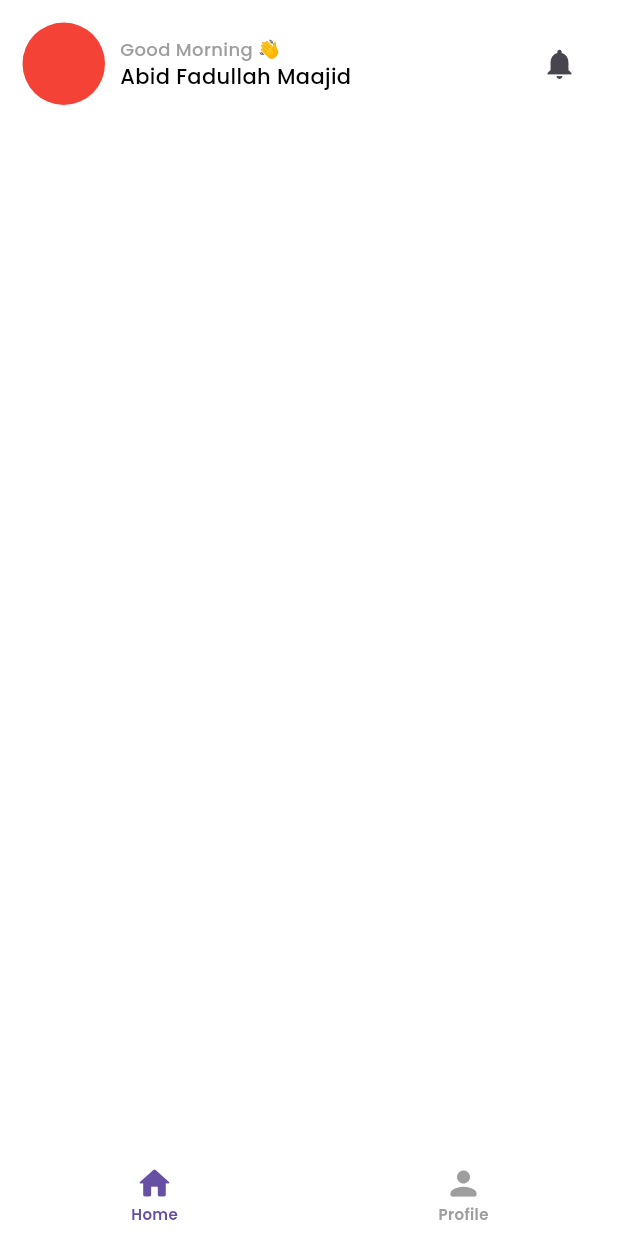
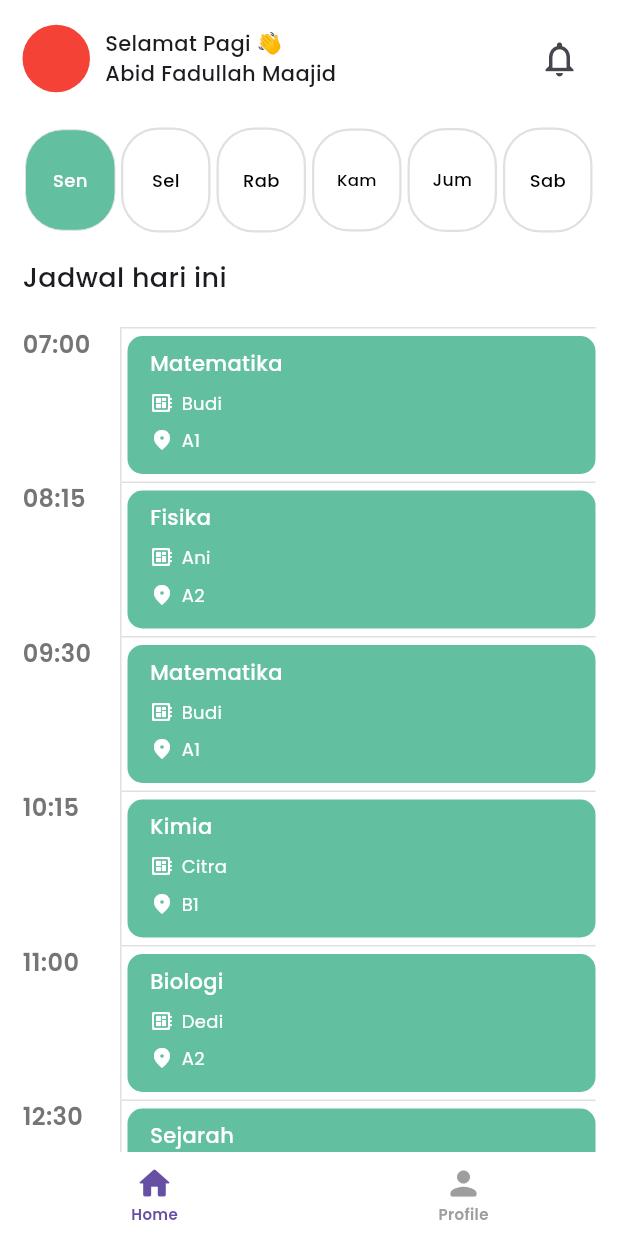
Before and after one commit to Shade2012/Latihan-Aplikasi-Kelas, a Flutter app: the screen it shows after launch, on a phone screen of 412 x 824 dp. Run offline on Flutter 3.47's test engine with Material 3 defaults, Android fonts, the phone set to English and light mode, and no system bars; our stand-ins replace bloc, dartz, dio, equatable, flutter_bloc, go_router and 2 more.

Commit message:
style: [ME] homepage styling

```diff
--- /dev/null
+++ b/devtools_options.yaml
@@ -0,0 +1,3 @@
+description: This file stores settings for Dart & Flutter DevTools.
+documentation: https://docs.flutter.dev/tools/devtools/extensions#configure-extension-enablement-states
+extensions:
--- a/lib/core/routes/bloc_provider.dart
+++ b/lib/core/routes/bloc_provider.dart
@@ -1,6 +1,7 @@
 import 'dart:math';
 
 import 'package:flutter_bloc/flutter_bloc.dart';
+import 'package:latihan_aplikasi_manajemen_kelas/features/home/presentation/bloc/home_page_bloc.dart';
 import 'package:latihan_aplikasi_manajemen_kelas/features/login/data/datasources/login_remote_data_source.dart';
 import 'package:latihan_aplikasi_manajemen_kelas/features/login/data/datasources/login_remote_data_source_impl.dart';
 import 'package:latihan_aplikasi_manajemen_kelas/features/login/data/repositories/login_repository_impl.dart';
@@ -23,10 +24,12 @@ class AppProviders {
       create: (context) {
         // final authRepository = RepositoryProvider.of<AuthRepository>(context);
         final loginRepository = LoginRepositoryImpl(
-            loginRemoteDataSource: LoginRemoteDataSourceImpl()
-        );
+            loginRemoteDataSource: LoginRemoteDataSourceImpl());
         return LoginPageBloc(Login: loginRepository);
       },
     ),
+    BlocProvider<HomePageBloc>(
+      create: (context) => HomePageBloc(),
+    ),
   ];
 }
--- /dev/null
+++ b/lib/features/home/data/models/categories_model.dart
@@ -0,0 +1,18 @@
+class CategoriesModel {
+  final String name;
+  final bool active;
+
+  CategoriesModel({
+    required this.name,
+    required this.active,
+  });
+}
+
+List categoriesData = [
+  CategoriesModel(name: "Sen", active: true),
+  CategoriesModel(name: "Sel", active: false),
+  CategoriesModel(name: "Rab", active: false),
+  CategoriesModel(name: "Kam", active: false),
+  CategoriesModel(name: "Jum", active: false),
+  CategoriesModel(name: "Sab", active: false),
+];
--- /dev/null
+++ b/lib/features/home/data/models/schedule_model.dart
@@ -0,0 +1,88 @@
+class ScheduleModel {
+  String teacher;
+  String subject;
+  String time;
+  String room;
+  String day;
+
+  ScheduleModel({
+    required this.teacher,
+    required this.subject,
+    required this.time,
+    required this.room,
+    required this.day,
+  });
+}
+
+List<ScheduleModel> scheduleData = [
+  ScheduleModel(
+    teacher: "Budi",
+    subject: "Matematika",
+    time: "07:00",
+    room: "A1",
+    day: "Sen",
+  ),
+  ScheduleModel(
+    teacher: "Ani",
+    subject: "Fisika",
+    time: "08:15",
+    room: "A2",
+    day: "Sen",
+  ),
+  ScheduleModel(
+    teacher: "Budi",
+    subject: "Matematika",
+    time: "09:30",
+    room: "A1",
+    day: "Sel",
+  ),
+  ScheduleModel(
+    teacher: "Citra",
+    subject: "Kimia",
+    time: "10:15",
+    room: "B1",
+    day: "Sel",
+  ),
+  ScheduleModel(
+    teacher: "Dedi",
+    subject: "Biologi",
+    time: "11:00",
+    room: "A2",
+    day: "Rab",
+  ),
+  ScheduleModel(
+    teacher: "Eka",
+    subject: "Sejarah",
+    time: "12:30",
+    room: "B2",
+    day: "Rab",
+  ),
+  ScheduleModel(
+    teacher: "Budi",
+    subject: "Matematika",
+    time: "07:45",
+    room: "A1",
+    day: "Kam",
+  ),
+  ScheduleModel(
+    teacher: "Ani",
+    subject: "Fisika",
+    time: "08:30",
+    room: "A2",
+    day: "Kam",
+  ),
+  ScheduleModel(
+    teacher: "Citra",
+    subject: "Kimia",
+    time: "09:15",
+    room: "B1",
+    day: "Jum",
+  ),
+  ScheduleModel(
+    teacher: "Dedi",
+    subject: "Biologi",
+    time: "10:00",
+    room: "B2",
+    day: "Jum",
+  ),
+];
--- a/lib/features/home/presentation/bloc/home_page_bloc.dart
+++ b/lib/features/home/presentation/bloc/home_page_bloc.dart
@@ -9,13 +9,8 @@ class HomePageBloc extends Bloc<HomePageEvent, HomePageState> {
     on<HomePageEvent>((event, emit) {
       // TODO: implement event handler
     });
-  }
-}
-
-class TabBloc extends Bloc<TabEvent, TabState> {
-  TabBloc() : super(const TabState(selectedIndex: 0)) {
-    on<TabChanged>((event, emit) {
-      emit(TabState(selectedIndex: event.index));
+    on<DaySelected>((event, emit) {
+      emit(DaySelectedState(event.selectedIndex));
     });
   }
 }
--- a/lib/features/home/presentation/bloc/home_page_event.dart
+++ b/lib/features/home/presentation/bloc/home_page_event.dart
@@ -1,16 +1,17 @@
 part of 'home_page_bloc.dart';
 
-abstract class HomePageEvent extends Equatable {}
+abstract class HomePageEvent extends Equatable {
+  const HomePageEvent();
 
-abstract class TabEvent extends Equatable {
-  const TabEvent();
+  @override
+  List<Object> get props => [];
 }
 
-class TabChanged extends TabEvent {
-  final int index;
+class DaySelected extends HomePageEvent {
+  final int selectedIndex;
 
-  const TabChanged(this.index);
+  const DaySelected(this.selectedIndex);
 
   @override
-  List<Object> get props => [index];
+  List<Object> get props => [selectedIndex];
 }
--- a/lib/features/home/presentation/bloc/home_page_state.dart
+++ b/lib/features/home/presentation/bloc/home_page_state.dart
@@ -1,20 +1,20 @@
 part of 'home_page_bloc.dart';
 
 abstract class HomePageState extends Equatable {
+  const HomePageState();
+
   @override
   List<Object> get props => [];
 }
 
-final class HomePageInitial extends HomePageState {}
+class HomePageInitial extends HomePageState {}
 
-final class HomePageLoading extends HomePageState {}
+class HomePageLoading extends HomePageState {}
 
-final class HomePageLoaded extends HomePageState {}
-
-class TabState extends Equatable {
+class DaySelectedState extends HomePageState {
   final int selectedIndex;
 
-  const TabState({required this.selectedIndex});
+  const DaySelectedState(this.selectedIndex);
 
   @override
   List<Object> get props => [selectedIndex];
--- a/lib/features/home/presentation/page/home_page_view.dart
+++ b/lib/features/home/presentation/page/home_page_view.dart
@@ -1,24 +1,27 @@
 import 'package:flutter/material.dart';
+import 'package:google_fonts/google_fonts.dart';
+import 'package:latihan_aplikasi_manajemen_kelas/features/home/presentation/widget/schedule_widget.dart';
 
-import '../../../../core/themes/textstyle.dart';
+import '../widget/categories_widget.dart';
 
 class HomePageView extends StatelessWidget {
-  const HomePageView({Key? key}) : super(key: key);
+  const HomePageView({super.key});
 
   @override
   Widget build(BuildContext context) {
     return Scaffold(
       body: SafeArea(
-        child: Container(
-          margin: const EdgeInsets.all(15),
+        child: SingleChildScrollView(
+          padding: const EdgeInsets.all(15),
           child: Column(
+            crossAxisAlignment: CrossAxisAlignment.start,
             children: [
               Row(
                 children: [
                   Container(
                     margin: const EdgeInsets.only(right: 10),
-                    height: 55,
-                    width: 55,
+                    height: 45,
+                    width: 45,
                     decoration: BoxDecoration(
                       color: Colors.red,
                       borderRadius: BorderRadius.circular(100),
@@ -28,18 +31,42 @@ class HomePageView extends StatelessWidget {
                     child: Column(
                       crossAxisAlignment: CrossAxisAlignment.start,
                       children: [
-                        Text("Good Morning 👋", style: txtInputHint),
-                        Text("Abid Fadullah Maajid", style: txtRegularBlack),
+                        Text(
+                          "Selamat Pagi 👋",
+                          style: GoogleFonts.poppins(
+                            fontWeight: FontWeight.w500,
+                          ),
+                        ),
+                        Text(
+                          "Abid Fadullah Maajid",
+                          style: GoogleFonts.poppins(
+                            fontWeight: FontWeight.w500,
+                          ),
+                        ),
                       ],
                     ),
                   ),
                   IconButton(
                     onPressed: () {},
-                    icon: const Icon(Icons.notifications),
+                    icon: const Icon(
+                      Icons.notifications_none_outlined,
+                      size: 28,
+                    ),
                   ),
                 ],
               ),
-              const SizedBox(height: 20)
+              const SizedBox(height: 20),
+              const ChooseDayWidget(),
+              const SizedBox(height: 15),
+              Text(
+                "Jadwal hari ini",
+                style: GoogleFonts.poppins(
+                  fontSize: 18,
+                  fontWeight: FontWeight.w500,
+                ),
+              ),
+              const SizedBox(height: 20),
+              const ScheduleWidget()
             ],
           ),
         ),
--- /dev/null
+++ b/lib/features/home/presentation/widget/categories_widget.dart
@@ -0,0 +1,70 @@
+import 'package:flutter/material.dart';
+import 'package:flutter_bloc/flutter_bloc.dart';
+import 'package:google_fonts/google_fonts.dart';
+import 'package:latihan_aplikasi_manajemen_kelas/core/themes/colors.dart';
+import '../bloc/home_page_bloc.dart';
+
+class ChooseDayWidget extends StatelessWidget {
+  const ChooseDayWidget({super.key});
+
+  Widget _buildItem(
+      BuildContext context, String name, int index, int selectedIndex) {
+    return Expanded(
+      child: GestureDetector(
+        onTap: () {
+          context.read<HomePageBloc>().add(DaySelected(index));
+        },
+        child: Container(
+          margin: const EdgeInsets.all(2),
+          decoration: BoxDecoration(
+            color: selectedIndex == index
+                ? ColorsResources.primaryButton
+                : Colors.white,
+            borderRadius: BorderRadius.circular(25),
+            border: Border.all(
+              width: selectedIndex == index ? 0 : 1.5,
+              color: Colors.grey[300]!,
+            ),
+          ),
+          child: Padding(
+            padding: const EdgeInsets.symmetric(horizontal: 15, vertical: 25),
+            child: Center(
+              child: FittedBox(
+                child: Text(
+                  name,
+                  style: GoogleFonts.poppins(
+                    fontWeight: FontWeight.w500,
+                    color: selectedIndex == index ? Colors.white : Colors.black,
+                    fontSize: 12,
+                  ),
+                ),
+              ),
+            ),
+          ),
+        ),
+      ),
+    );
+  }
+
+  @override
+  Widget build(BuildContext context) {
+    return BlocBuilder<HomePageBloc, HomePageState>(
+      builder: (context, state) {
+        final selectedIndex =
+            state is DaySelectedState ? state.selectedIndex : 0;
+
+        return Row(
+          mainAxisAlignment: MainAxisAlignment.spaceBetween,
+          children: [
+            _buildItem(context, "Sen", 0, selectedIndex),
+            _buildItem(context, "Sel", 1, selectedIndex),
+            _buildItem(context, "Rab", 2, selectedIndex),
+            _buildItem(context, "Kam", 3, selectedIndex),
+            _buildItem(context, "Jum", 4, selectedIndex),
+            _buildItem(context, "Sab", 5, selectedIndex),
+          ],
+        );
+      },
+    );
+  }
+}
--- /dev/null
+++ b/lib/features/home/presentation/widget/schedule_widget.dart
@@ -0,0 +1,117 @@
+import 'package:flutter/material.dart';
+import 'package:google_fonts/google_fonts.dart';
+import 'package:latihan_aplikasi_manajemen_kelas/features/home/data/models/schedule_model.dart';
+
+import '../../../../core/themes/colors.dart';
+
+class ScheduleWidget extends StatelessWidget {
+  const ScheduleWidget({super.key});
+
+  Widget _buildItem({
+    String? time,
+    String? subject,
+    String? teacher,
+    String? room,
+    String? day,
+  }) {
+    return Row(
+      crossAxisAlignment: CrossAxisAlignment.start,
+      children: [
+        SizedBox(
+          width: 65,
+          child: Text(
+            "$time",
+            style: GoogleFonts.poppins(
+              fontSize: 16,
+              fontWeight: FontWeight.w600,
+              color: Colors.grey[600],
+            ),
+          ),
+        ),
+        Expanded(
+          child: Container(
+            padding: const EdgeInsets.only(top: 5, left: 4, bottom: 5),
+            decoration: BoxDecoration(
+              border: Border(
+                left: BorderSide(color: Colors.grey[300]!, width: 1),
+                top: BorderSide(color: Colors.grey[300]!, width: 1),
+              ),
+            ),
+            child: Container(
+              padding: const EdgeInsets.symmetric(horizontal: 15, vertical: 8),
+              decoration: BoxDecoration(
+                  color: ColorsResources.primaryButton,
+                  borderRadius: BorderRadius.circular(10)),
+              child: Column(
+                crossAxisAlignment: CrossAxisAlignment.start,
+                children: [
+                  Text(
+                    "$subject",
+                    style: GoogleFonts.poppins(
+                      fontSize: 14,
+                      fontWeight: FontWeight.w500,
+                      color: Colors.white,
+                    ),
+                  ),
+                  const SizedBox(height: 8),
+                  Row(children: [
+                    const Icon(
+                      Icons.developer_board_rounded,
+                      color: Colors.white,
+                      size: 16,
+                    ),
+                    const SizedBox(width: 5),
+                    Text(
+                      "$teacher",
+                      style: GoogleFonts.poppins(
+                        fontSize: 12,
+                        color: Colors.white,
+                      ),
+                    )
+                  ]),
+                  const SizedBox(height: 8),
+                  Row(children: [
+                    const Icon(
+                      Icons.location_on_rounded,
+                      color: Colors.white,
+                      size: 16,
+                    ),
+                    const SizedBox(width: 5),
+                    Text(
+                      "$room",
+                      style: GoogleFonts.poppins(
+                        fontSize: 12,
+                        color: Colors.white,
+                      ),
+                    )
+                  ]),
+                  const SizedBox(height: 6),
+                ],
+              ),
+            ),
+          ),
+        ),
+      ],
+    );
+  }
+
+  @override
+  Widget build(BuildContext context) {
+    return Column(
+      children: [
+        ListView.builder(
+          itemCount: scheduleData.length,
+          shrinkWrap: true,
+          physics: const NeverScrollableScrollPhysics(),
+          itemBuilder: (context, index) => _buildItem(
+            time: scheduleData[index].time,
+            subject: scheduleData[index].subject,
+            teacher: scheduleData[index].teacher,
+            room: scheduleData[index].room,
+            day: scheduleData[index].day,
+          ),
+        ),
+      ],
+    );
+  }
+}
```
